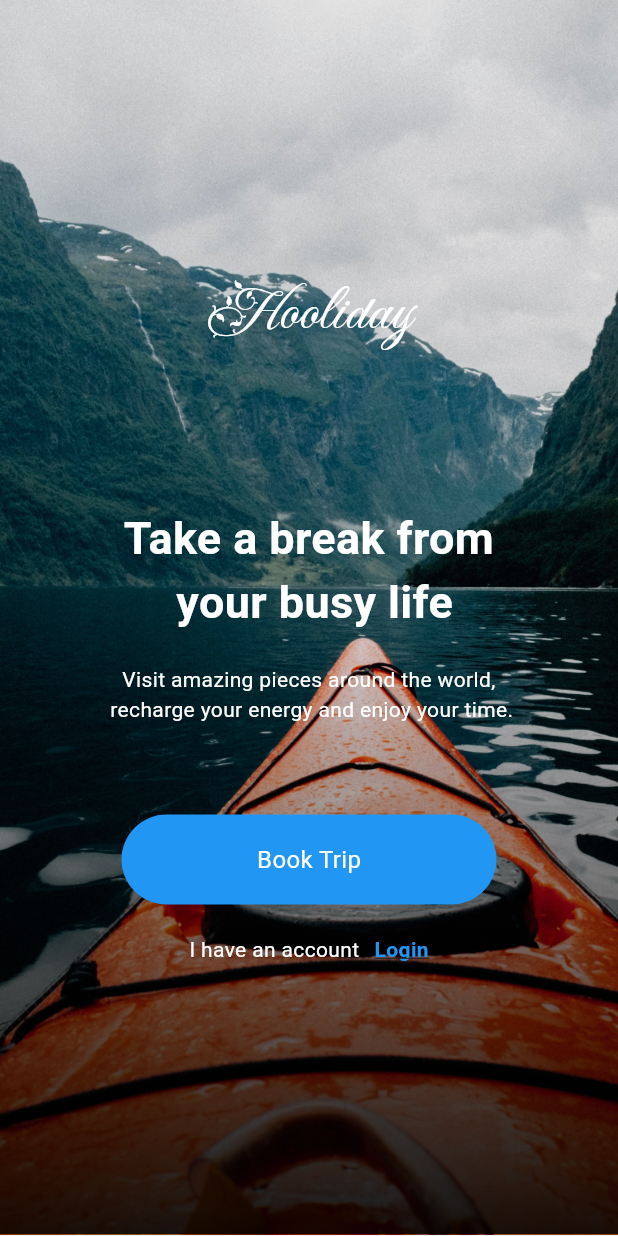
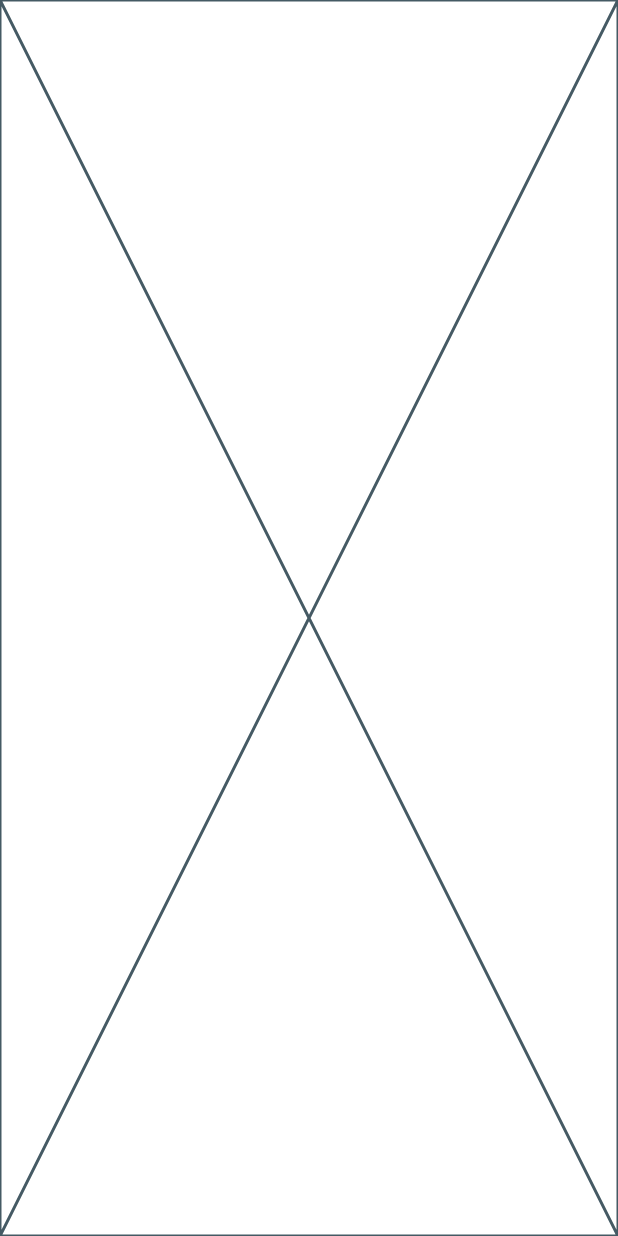
Before and after one commit to Tosin8/hooliday, a Flutter app: the screen it shows after launch, on a phone screen of 412 x 824 dp. Run offline on Flutter 3.47's test engine with Material 3 defaults, Android fonts, the phone set to English and light mode, and no system bars; our stand-ins replace firebase_core, font_awesome_flutter, get, page_transition; missing offline and left inert: dart:ffi; accounts and stored records are empty.

Commit message:
Creating OnboardScreen

```diff
--- a/lib/extensions/splash_screen.dart
+++ b/lib/extensions/splash_screen.dart
@@ -1,91 +1,15 @@
 import 'package:flutter/material.dart';
-import 'package:hooliday/extensions/forms/login.dart';
-import 'package:hooliday/extensions/splash_button.dart';
 
-class SplashScreen extends StatelessWidget {
-  const SplashScreen({super.key});
+class OnboardScreen extends StatefulWidget {
+  const OnboardScreen({super.key});
 
   @override
+  State<OnboardScreen> createState() => _OnboardScreenState();
+}
+
+class _OnboardScreenState extends State<OnboardScreen> {
+  @override
   Widget build(BuildContext context) {
-    return Scaffold(
-        body: SingleChildScrollView(
-      child: Container(
-          width: MediaQuery.sizeOf(context).width,
-          decoration: const BoxDecoration(
-            image: DecorationImage(
-                image: AssetImage('assets/splash_screen2.jpg'),
-                fit: BoxFit.cover),
-          ),
-          child: Container(
-            width: double.infinity,
-            decoration: BoxDecoration(
-                gradient: LinearGradient(
-              colors: [
-                Colors.black.withOpacity(0.9),
-                Colors.black.withOpacity(0.1),
-              ],
-              begin: Alignment.bottomRight,
-            )),
-            child: Padding(
-                padding: const EdgeInsets.symmetric(vertical: 180),
-                child: Column(children: [
-                  const Text(
-                    'Hooliday',
-                    style: TextStyle(
-                        color: Colors.white,
-                        fontSize: 40,
-                        fontFamily: 'Fleur De Leah'),
-                  ),
-                  const SizedBox(height: 100),
-                  Column(
-                    children: [
-                      const Text(
-                        'Take a break from\n your busy life',
-                        textAlign: TextAlign.center,
-                        style: TextStyle(
-                          color: Colors.white,
-                          fontSize: 30,
-                          fontWeight: FontWeight.w600,
-                        ),
-                      ),
-                      const SizedBox(height: 20),
-                      const Text(
-                        'Visit amazing pieces around the world,\n recharge your energy and enjoy your time.',
-                        textAlign: TextAlign.center,
-                        style: TextStyle(color: Colors.white),
-                      ),
-                      const SizedBox(height: 60),
-                      const SplashBtn(),
-                      const SizedBox(height: 20),
-                      Row(
-                        mainAxisAlignment: MainAxisAlignment.center,
-                        children: [
-                          const Text(
-                            'I have an account',
-                            style: TextStyle(color: Colors.white),
-                          ),
-                          const SizedBox(width: 10),
-                          GestureDetector(
-                            onTap: () {
-                              Navigator.push(
-                                  context,
-                                  MaterialPageRoute(
-                                      builder: (context) => const SignIn()));
-                            },
-                            child: const Text(
-                              'Login',
-                              style: TextStyle(
-                                  color: Colors.blue,
-                                  fontWeight: FontWeight.bold,
-                                  decoration: TextDecoration.underline),
-                            ),
-                          )
-                        ],
-                      )
-                    ],
-                  ),
-                ])),
-          )),
-    ));
+    return const Placeholder();
   }
 }
--- a/lib/main.dart
+++ b/lib/main.dart
@@ -27,7 +27,7 @@ class MyApp extends StatelessWidget {
         hintColor: Color(0xffd8ecf1),
         scaffoldBackgroundColor: Color(0xfff3f5f7),
       ),
-      home: SplashScreen(),
+      home: OnboardScreen(),
     );
   }
 }
```
